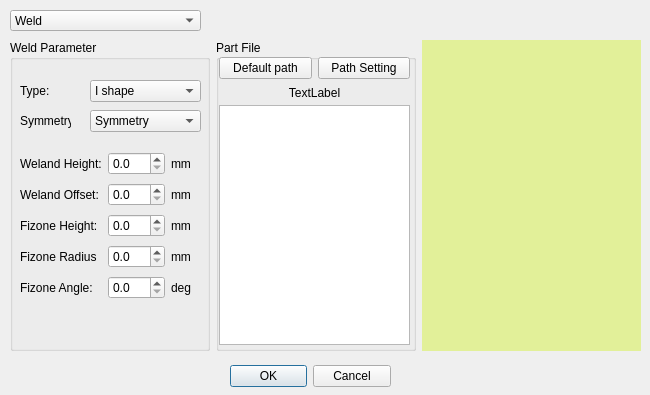
Before: the Qt Designer form phascan_view/ui/dialog/DialogDxfFileLoad.ui in qinxingying/hello-word, drawn with Qt 5.
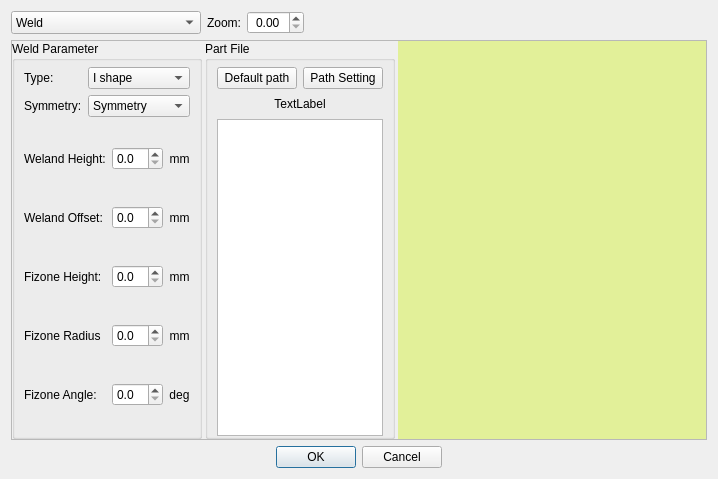
After: the same form once the commit is applied. Custom widgets are drawn as their Qt base class.

Commit message: Added:修改ui布局，并增加缩放倍数显示；

```diff
--- a/phascan_view/ui/dialog/DialogDxfFileLoad.ui
+++ b/phascan_view/ui/dialog/DialogDxfFileLoad.ui
@@ -6,44 +6,36 @@
    <rect>
     <x>0</x>
     <y>0</y>
-    <width>650</width>
-    <height>395</height>
+    <width>718</width>
+    <height>479</height>
    </rect>
   </property>
   <property name="windowTitle">
    <string>Dialog</string>
   </property>
-  <widget class="QDialogButtonBox" name="buttonBox">
-   <property name="geometry">
-    <rect>
-     <x>230</x>
-     <y>360</y>
-     <width>161</width>
-     <height>32</height>
-    </rect>
-   </property>
-   <property name="orientation">
-    <enum>Qt::Horizontal</enum>
-   </property>
-   <property name="standardButtons">
-    <set>QDialogButtonBox::Cancel|QDialogButtonBox::Ok</set>
-   </property>
-  </widget>
+  <layout class="QVBoxLayout" name="verticalLayout_2">
+   <item>
+    <layout class="QHBoxLayout" name="horizontalLayout_3">
+     <item>
   <widget class="QComboBox" name="comboBox">
-   <property name="geometry">
-    <rect>
-     <x>10</x>
-     <y>10</y>
-     <width>191</width>
-     <height>21</height>
-    </rect>
-   </property>
    <property name="sizePolicy">
-    <sizepolicy hsizetype="Preferred" vsizetype="Preferred">
+        <sizepolicy hsizetype="Fixed" vsizetype="Preferred">
      <horstretch>0</horstretch>
      <verstretch>0</verstretch>
     </sizepolicy>
    </property>
+       <property name="minimumSize">
+        <size>
+         <width>190</width>
+         <height>0</height>
+        </size>
+       </property>
+       <property name="maximumSize">
+        <size>
+         <width>190</width>
+         <height>16777215</height>
+        </size>
+       </property>
    <property name="layoutDirection">
     <enum>Qt::LeftToRight</enum>
    </property>
@@ -61,16 +53,64 @@
     </property>
    </item>
   </widget>
-  <widget class="QWidget" name="layoutWidget1">
-   <property name="geometry">
-    <rect>
-     <x>10</x>
-     <y>40</y>
-     <width>631</width>
-     <height>311</height>
-    </rect>
-   </property>
-   <layout class="QHBoxLayout" name="horizontalLayout">
+     </item>
+     <item>
+      <layout class="QHBoxLayout" name="horizontalLayout" stretch="0,1,10">
+       <item>
+        <widget class="QLabel" name="label_zoom">
+         <property name="text">
+          <string>Zoom:</string>
+         </property>
+        </widget>
+       </item>
+       <item>
+        <widget class="QDoubleSpinBox" name="doubleSpinBox_zoom">
+         <property name="alignment">
+          <set>Qt::AlignCenter</set>
+         </property>
+        </widget>
+       </item>
+       <item>
+        <widget class="QLabel" name="LabelPartFilePath">
+         <property name="minimumSize">
+          <size>
+           <width>0</width>
+           <height>18</height>
+          </size>
+         </property>
+         <property name="text">
+          <string/>
+         </property>
+        </widget>
+       </item>
+      </layout>
+     </item>
+    </layout>
+   </item>
+   <item>
+    <widget class="QFrame" name="frame">
+     <property name="frameShape">
+      <enum>QFrame::StyledPanel</enum>
+     </property>
+     <property name="frameShadow">
+      <enum>QFrame::Raised</enum>
+     </property>
+     <layout class="QHBoxLayout" name="horizontalLayout_2" stretch="0,0,10">
+      <property name="spacing">
+       <number>3</number>
+      </property>
+      <property name="leftMargin">
+       <number>0</number>
+      </property>
+      <property name="topMargin">
+       <number>0</number>
+      </property>
+      <property name="rightMargin">
+       <number>0</number>
+      </property>
+      <property name="bottomMargin">
+       <number>0</number>
+      </property>
     <item>
      <widget class="QGroupBox" name="WeldGroupShow">
       <property name="sizePolicy">
@@ -81,22 +121,49 @@
       </property>
       <property name="minimumSize">
        <size>
-        <width>200</width>
+          <width>180</width>
         <height>0</height>
        </size>
       </property>
+        <property name="maximumSize">
+         <size>
+          <width>190</width>
+          <height>16777215</height>
+         </size>
+        </property>
       <property name="title">
        <string>Weld Parameter</string>
       </property>
+        <layout class="QVBoxLayout" name="verticalLayout" stretch="0,5">
+         <property name="spacing">
+          <number>0</number>
+         </property>
+         <property name="leftMargin">
+          <number>9</number>
+         </property>
+         <property name="topMargin">
+          <number>6</number>
+         </property>
+         <property name="rightMargin">
+          <number>9</number>
+         </property>
+         <property name="bottomMargin">
+          <number>0</number>
+         </property>
+         <item>
+          <layout class="QGridLayout" name="gridLayout_3">
+           <property name="spacing">
+            <number>6</number>
+           </property>
+           <item row="0" column="0">
+            <widget class="QLabel" name="LabelType">
+             <property name="text">
+              <string>Type:</string>
+             </property>
+            </widget>
+           </item>
+           <item row="0" column="1">
       <widget class="QComboBox" name="ComWeldType">
-       <property name="geometry">
-        <rect>
-         <x>80</x>
-         <y>40</y>
-         <width>111</width>
-         <height>22</height>
-        </rect>
-       </property>
        <item>
         <property name="text">
          <string>I shape</string>
@@ -148,28 +215,16 @@
         </property>
        </item>
       </widget>
-      <widget class="QLabel" name="LabelType">
-       <property name="geometry">
-        <rect>
-         <x>10</x>
-         <y>40</y>
-         <width>51</width>
-         <height>21</height>
-        </rect>
-       </property>
+           </item>
+           <item row="1" column="0">
+            <widget class="QLabel" name="LabelSymetry">
        <property name="text">
-        <string>Type:</string>
-       </property>
-      </widget>
+              <string>Symmetry:</string>
+             </property>
+            </widget>
+           </item>
+           <item row="1" column="1">
       <widget class="QComboBox" name="ComWeldSymetry">
-       <property name="geometry">
-        <rect>
-         <x>80</x>
-         <y>70</y>
-         <width>111</width>
-         <height>22</height>
-        </rect>
-       </property>
        <item>
         <property name="text">
          <string>Symmetry</string>
@@ -186,28 +241,11 @@
         </property>
        </item>
       </widget>
-      <widget class="QLabel" name="LabelSymetry">
-       <property name="geometry">
-        <rect>
-         <x>10</x>
-         <y>70</y>
-         <width>51</width>
-         <height>21</height>
-        </rect>
-       </property>
-       <property name="text">
-        <string>Symmetry:</string>
-       </property>
-      </widget>
+           </item>
+          </layout>
+         </item>
+         <item>
       <widget class="QFrame" name="frame_5">
-       <property name="geometry">
-        <rect>
-         <x>10</x>
-         <y>110</y>
-         <width>181</width>
-         <height>151</height>
-        </rect>
-       </property>
        <layout class="QGridLayout" name="gridLayout">
         <property name="leftMargin">
          <number>0</number>
@@ -233,6 +271,9 @@
           <property name="text">
            <string>mm</string>
           </property>
+              <property name="alignment">
+               <set>Qt::AlignCenter</set>
+              </property>
          </widget>
         </item>
         <item row="1" column="0" colspan="2">
@@ -247,6 +288,9 @@
           <property name="text">
            <string>mm</string>
           </property>
+              <property name="alignment">
+               <set>Qt::AlignCenter</set>
+              </property>
          </widget>
         </item>
         <item row="2" column="0" colspan="2">
@@ -261,6 +305,9 @@
           <property name="text">
            <string>mm</string>
           </property>
+              <property name="alignment">
+               <set>Qt::AlignCenter</set>
+              </property>
          </widget>
         </item>
         <item row="3" column="0" colspan="2">
@@ -275,6 +322,9 @@
           <property name="text">
            <string>mm</string>
           </property>
+              <property name="alignment">
+               <set>Qt::AlignCenter</set>
+              </property>
          </widget>
         </item>
         <item row="4" column="0" colspan="2">
@@ -289,6 +339,9 @@
           <property name="text">
            <string>deg</string>
           </property>
+              <property name="alignment">
+               <set>Qt::AlignCenter</set>
+              </property>
          </widget>
         </item>
         <item row="0" column="2">
@@ -328,6 +381,8 @@
         </item>
        </layout>
       </widget>
+         </item>
+        </layout>
      </widget>
     </item>
     <item>
@@ -340,66 +395,50 @@
       </property>
       <property name="minimumSize">
        <size>
-        <width>200</width>
+          <width>180</width>
         <height>0</height>
        </size>
       </property>
+        <property name="maximumSize">
+         <size>
+          <width>190</width>
+          <height>16777215</height>
+         </size>
+        </property>
       <property name="title">
        <string>Part File</string>
       </property>
-      <widget class="QWidget" name="verticalLayoutWidget">
-       <property name="geometry">
-        <rect>
-         <x>3</x>
-         <y>44</y>
-         <width>191</width>
-         <height>261</height>
-        </rect>
-       </property>
-       <layout class="QVBoxLayout" name="verticalLayout" stretch="0,20">
-        <property name="spacing">
-         <number>3</number>
-        </property>
-        <item>
-         <widget class="QLabel" name="LabelPartFileName">
-          <property name="minimumSize">
-           <size>
-            <width>0</width>
-            <height>18</height>
-           </size>
-          </property>
-          <property name="text">
-           <string>TextLabel</string>
-          </property>
-          <property name="alignment">
-           <set>Qt::AlignCenter</set>
-          </property>
-         </widget>
-        </item>
-        <item>
-         <widget class="QListView" name="ListPartFile"/>
-        </item>
-       </layout>
-      </widget>
-      <widget class="QWidget" name="horizontalLayoutWidget_2">
-       <property name="geometry">
-        <rect>
-         <x>3</x>
-         <y>13</y>
-         <width>191</width>
-         <height>31</height>
-        </rect>
-       </property>
-       <layout class="QHBoxLayout" name="horizontalLayout_2">
-        <item>
+        <layout class="QGridLayout" name="gridLayout_2" rowstretch="0,0,10">
+         <property name="topMargin">
+          <number>6</number>
+         </property>
+         <property name="bottomMargin">
+          <number>0</number>
+         </property>
+         <property name="verticalSpacing">
+          <number>6</number>
+         </property>
+         <item row="0" column="0">
          <widget class="QPushButton" name="BtnNccDefaultPath">
+           <property name="sizePolicy">
+            <sizepolicy hsizetype="Preferred" vsizetype="Fixed">
+             <horstretch>0</horstretch>
+             <verstretch>0</verstretch>
+            </sizepolicy>
+           </property>
           <property name="text">
            <string>Default path</string>
           </property>
          </widget>
         </item>
-        <item>
+         <item row="0" column="1">
          <widget class="QPushButton" name="BtnNccPath">
+           <property name="sizePolicy">
+            <sizepolicy hsizetype="Preferred" vsizetype="Fixed">
+             <horstretch>0</horstretch>
+             <verstretch>0</verstretch>
+            </sizepolicy>
+           </property>
           <property name="maximumSize">
            <size>
             <width>100</width>
@@ -411,8 +450,33 @@
           </property>
          </widget>
         </item>
-       </layout>
-      </widget>
+         <item row="2" column="0" colspan="2">
+          <widget class="QListView" name="ListPartFile">
+           <property name="sizePolicy">
+            <sizepolicy hsizetype="Preferred" vsizetype="Preferred">
+             <horstretch>0</horstretch>
+             <verstretch>0</verstretch>
+            </sizepolicy>
+           </property>
+          </widget>
+         </item>
+         <item row="1" column="0" colspan="2">
+          <widget class="QLabel" name="LabelPartFileName">
+           <property name="minimumSize">
+            <size>
+             <width>0</width>
+             <height>18</height>
+            </size>
+           </property>
+           <property name="text">
+            <string>TextLabel</string>
+           </property>
+           <property name="alignment">
+            <set>Qt::AlignCenter</set>
+           </property>
+          </widget>
+         </item>
+        </layout>
      </widget>
     </item>
     <item>
@@ -491,31 +555,48 @@
     </item>
    </layout>
   </widget>
-  <widget class="QWidget" name="horizontalLayoutWidget">
-   <property name="geometry">
-    <rect>
-     <x>216</x>
-     <y>4</y>
-     <width>431</width>
-     <height>31</height>
-    </rect>
-   </property>
-   <layout class="QHBoxLayout" name="horizontalLayout_4" stretch="0">
+   </item>
     <item>
-     <widget class="QLabel" name="LabelPartFilePath">
-      <property name="minimumSize">
+    <layout class="QHBoxLayout" name="horizontalLayout_4" stretch="1,0,1">
+     <item>
+      <spacer name="horizontalSpacer">
+       <property name="orientation">
+        <enum>Qt::Horizontal</enum>
+       </property>
+       <property name="sizeHint" stdset="0">
        <size>
-        <width>0</width>
-        <height>18</height>
-       </size>
-      </property>
-      <property name="text">
-       <string/>
-      </property>
-     </widget>
-    </item>
-   </layout>
-  </widget>
+         <width>40</width>
+         <height>20</height>
+        </size>
+       </property>
+      </spacer>
+     </item>
+     <item>
+      <widget class="QDialogButtonBox" name="buttonBox">
+       <property name="orientation">
+        <enum>Qt::Horizontal</enum>
+       </property>
+       <property name="standardButtons">
+        <set>QDialogButtonBox::Cancel|QDialogButtonBox::Ok</set>
+       </property>
+      </widget>
+     </item>
+     <item>
+      <spacer name="horizontalSpacer_2">
+       <property name="orientation">
+        <enum>Qt::Horizontal</enum>
+       </property>
+       <property name="sizeHint" stdset="0">
+        <size>
+         <width>40</width>
+         <height>20</height>
+        </size>
+       </property>
+      </spacer>
+     </item>
+    </layout>
+   </item>
+  </layout>
  </widget>
  <customwidgets>
   <customwidget>
```
Left out of the diff: 3 changed lines with no effect on the pictures. Lines whose indentation alone changed are shown as unchanged. The commit also changes 2 other files.
